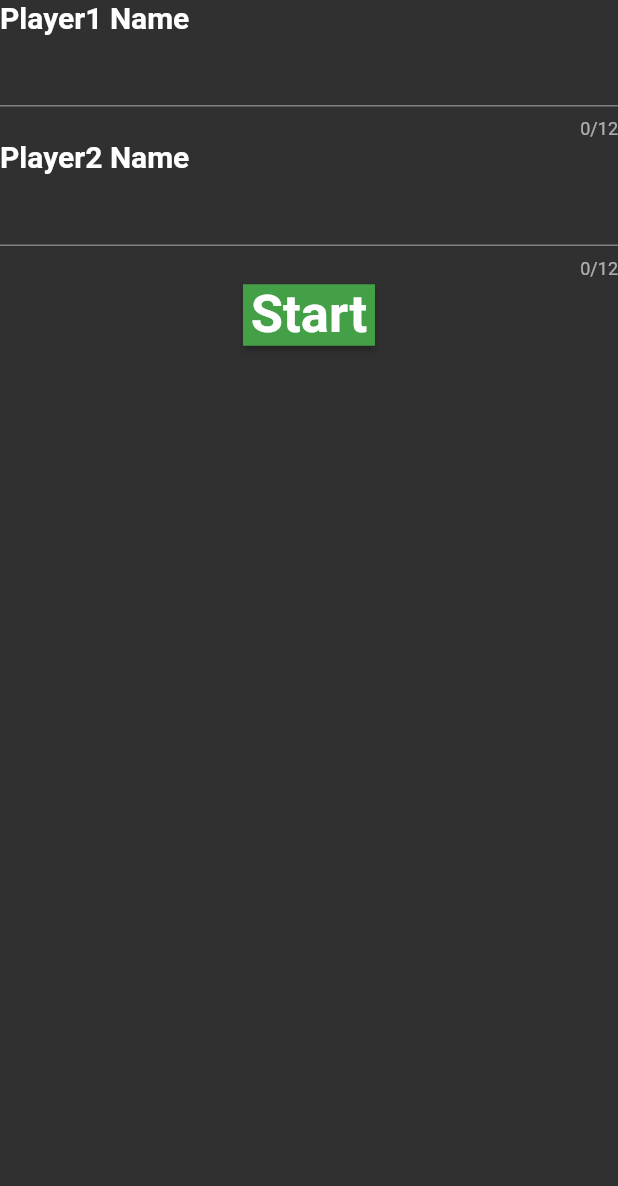
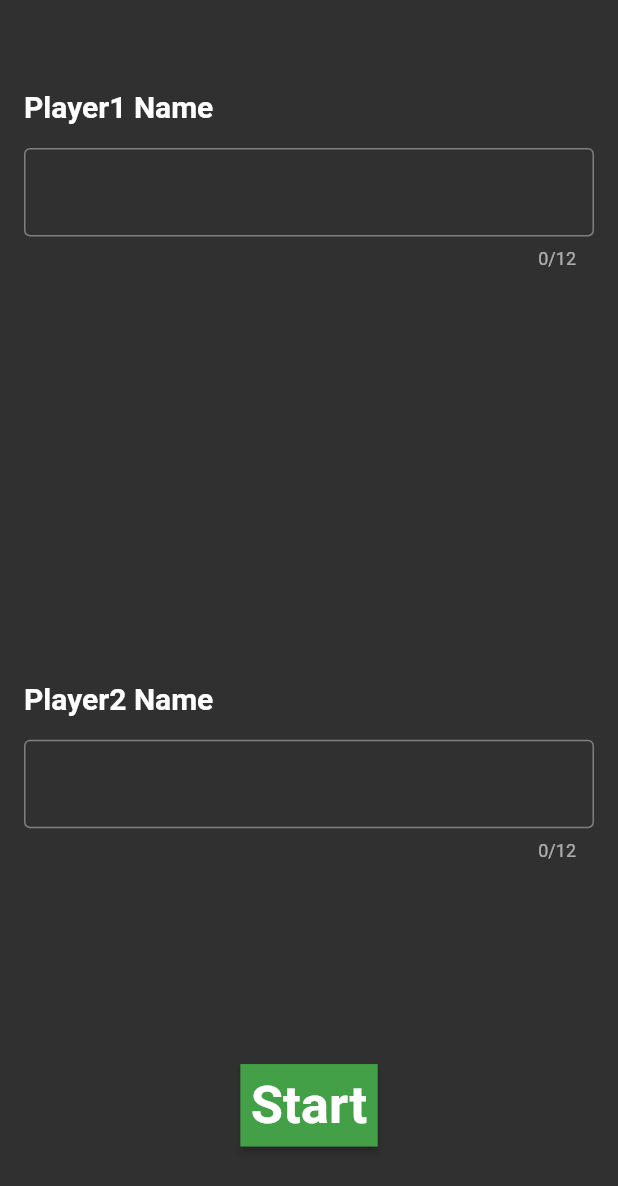
Before and after one commit to FaizFk/TicTacToe-Flutter-Game, a Flutter app: the screen it shows after launch, on a phone screen of 412 x 824 dp. Shown: the top 1186 px of the screen. Run offline on Flutter 3.47's test engine with Material 2 defaults, Android fonts, the phone set to English and light mode, and no system bars.

Commit message:
Made some pages,finished project

```diff
--- a/lib/screens/input_page.dart
+++ b/lib/screens/input_page.dart
@@ -15,38 +15,70 @@ class _InputPageState extends State<InputPage> {
 
   @override
   Widget build(BuildContext context) {
-    return Column(
+    return MaterialApp(
+      theme: ThemeData.dark(),
+      home: Scaffold(
+        body: SafeArea(
+          child: Column(
+            mainAxisAlignment: MainAxisAlignment.spaceAround,
             children: <Widget>[
               Container(
                 child: Column(
                   crossAxisAlignment: CrossAxisAlignment.start,
                   children: [
-              Text(
+                    Padding(
+                      padding: const EdgeInsets.only(left: 16.0),
+                      child: Text(
                         'Player1 Name',
                         style: kPlayerNameLabelStyle,
                       ),
-              TextField(
+                    ),
+                    Padding(
+                      padding: const EdgeInsets.all(16.0),
+                      child: TextField(
+                        decoration: InputDecoration(
+                          border: OutlineInputBorder(
+                            borderSide:
+                                BorderSide(color: Colors.red, width: 5.0),
+                          ),
+                        ),
                         onChanged: (value) {
                           if (value != '') Player1 = value;
                         },
                         maxLength: 12,
                       ),
+                    ),
                   ],
                 ),
+              ),
+              SizedBox(
+                height: 20,
               ),
               Container(
                 child: Column(
                   crossAxisAlignment: CrossAxisAlignment.start,
                   children: [
-              Text(
+                    Padding(
+                      padding: const EdgeInsets.only(left: 16.0),
+                      child: Text(
                         'Player2 Name',
                         style: kPlayerNameLabelStyle,
                       ),
-              TextField(
+                    ),
+                    Padding(
+                      padding: const EdgeInsets.all(16.0),
+                      child: TextField(
+                        decoration: InputDecoration(
+                          border: OutlineInputBorder(
+                            borderSide:
+                                BorderSide(color: Colors.red, width: 5.0),
+                          ),
+                        ),
                         onChanged: (value) {
                           if (value != '') Player2 = value;
                         },
                         maxLength: 12,
+                      ),
                     ),
                   ],
                 ),
@@ -58,6 +90,7 @@ class _InputPageState extends State<InputPage> {
                       MaterialPageRoute(
                           builder: (context) => MainGame(Player1, Player2)));
                 },
+                padding: EdgeInsets.all(7),
                 fillColor: Colors.green[600],
                 child: Text(
                   'Start',
@@ -65,6 +98,9 @@ class _InputPageState extends State<InputPage> {
                 ),
               )
             ],
+          ),
+        ),
+      ),
     );
   }
 }
--- /dev/null
+++ b/lib/utils.dart
@@ -0,0 +1,12 @@
+import 'package:flutter/material.dart';
+
+class Utils {
+  static List<Widget> modelBuilder<M>(
+          List<M> models, Widget Function(int index, M model) builder) =>
+      models
+          .asMap()
+          .map<int, Widget>(
+              (index, model) => MapEntry(index, builder(index, model)))
+          .values
+          .toList();
+}
```
Also changed, not shown: lib/screens/main_game_page.dart (+137 -1 lines), lib/screens/result_page.dart (added, +44 -0 lines). Lines whose indentation alone changed are shown as unchanged.
